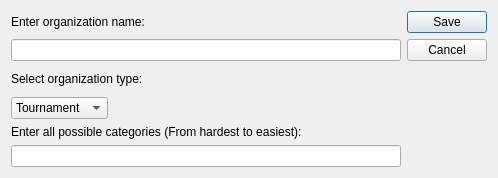
First picture: the form in CreateTournamentDialog.ui, repository KadirEmreAVCI/MasterTennisApp, before the edit.
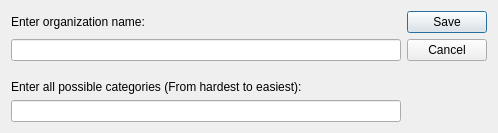
Second picture: the form after the edit.

```diff
--- a/CreateTournamentDialog.ui
+++ b/CreateTournamentDialog.ui
@@ -7,7 +7,7 @@
     <x>0</x>
     <y>0</y>
     <width>498</width>
-    <height>178</height>
+    <height>133</height>
    </rect>
   </property>
   <property name="windowTitle">
@@ -68,44 +68,6 @@
        </item>
       </layout>
      </item>
-     <item row="3" column="0">
-      <layout class="QHBoxLayout" name="horizontalLayout">
-       <item>
-        <widget class="QComboBox" name="comboBox_Type">
-         <item>
-          <property name="text">
-           <string>Tournament</string>
-          </property>
-         </item>
-         <item>
-          <property name="text">
-           <string>League</string>
-          </property>
-         </item>
-        </widget>
-       </item>
-       <item>
-        <spacer name="horizontalSpacer">
-         <property name="orientation">
-          <enum>Qt::Orientation::Horizontal</enum>
-         </property>
-         <property name="sizeHint" stdset="0">
-          <size>
-           <width>40</width>
-           <height>20</height>
-          </size>
-         </property>
-        </spacer>
-       </item>
-      </layout>
-     </item>
-     <item row="2" column="0">
-      <widget class="QLabel" name="label_Type">
-       <property name="text">
-        <string>Select organization type:</string>
-       </property>
-      </widget>
-     </item>
      <item row="1" column="1">
       <widget class="QPushButton" name="CancelButton">
        <property name="text">
```
